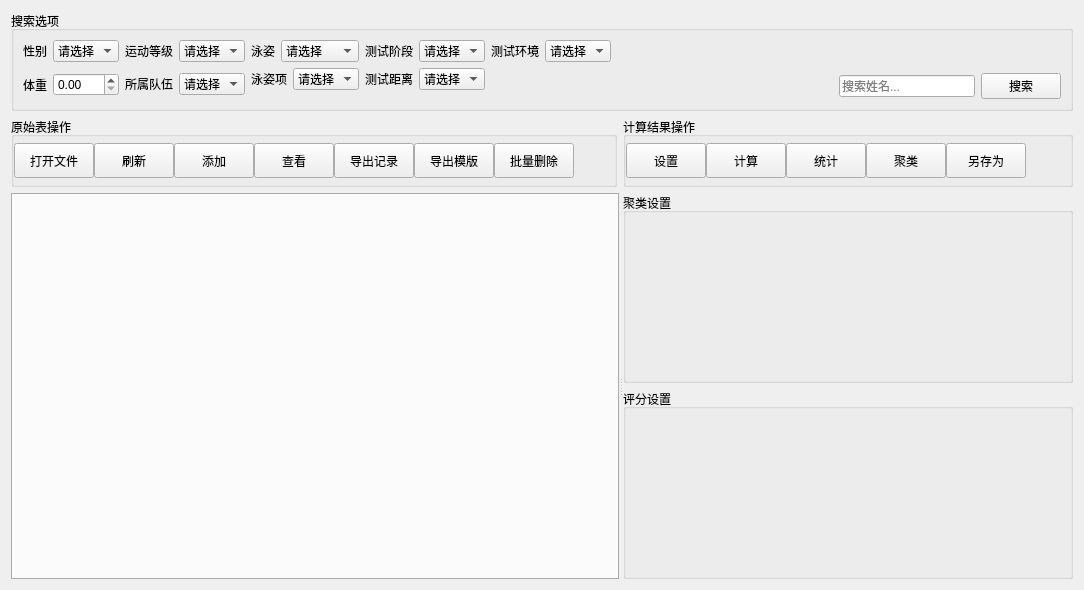
Above: FormData/FormData.ui from ciss-guozpeing/SwimmingReload before the change. Below: the same form after it.
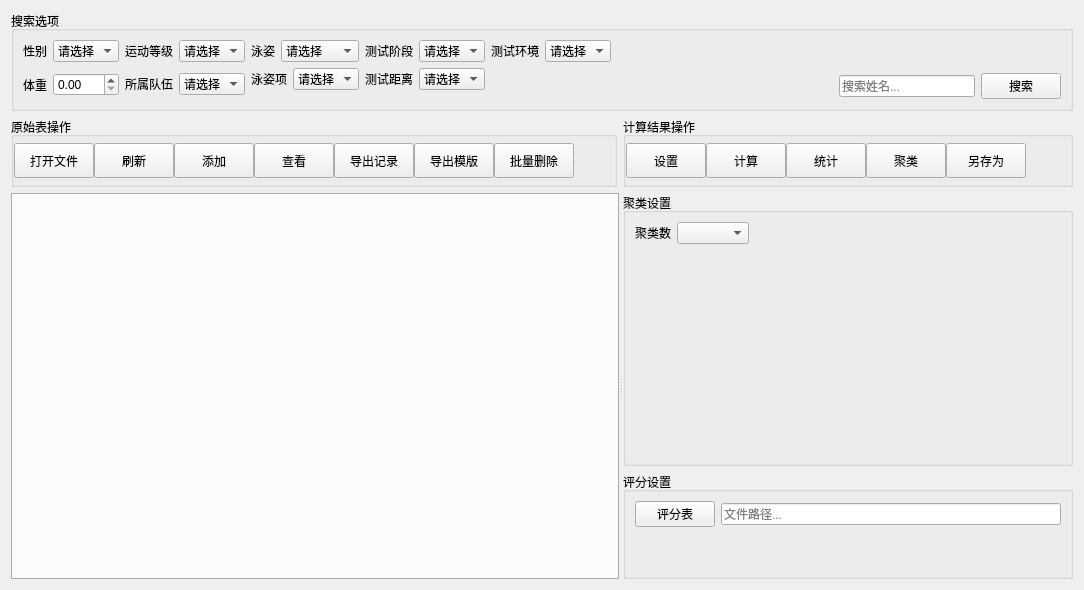
That is the form after the change.

The edit to the form file:
```diff
--- a/FormData/FormData.ui
+++ b/FormData/FormData.ui
@@ -44,7 +44,7 @@
            </widget>
           </item>
           <item row="0" column="1">
-           <widget class="QComboBox" name="comboBox">
+           <widget class="QComboBox" name="gender">
             <item>
              <property name="text">
               <string>请选择</string>
@@ -644,6 +644,52 @@
          <property name="title">
           <string>聚类设置</string>
          </property>
+         <layout class="QVBoxLayout" name="verticalLayout_4">
+          <item>
+           <layout class="QHBoxLayout" name="horizontalLayout_2">
+            <item>
+             <layout class="QFormLayout" name="formLayout_6">
+              <item row="0" column="0">
+               <widget class="QLabel" name="label">
+                <property name="text">
+                 <string>聚类数</string>
+                </property>
+               </widget>
+              </item>
+              <item row="0" column="1">
+               <widget class="QComboBox" name="comboBox"/>
+              </item>
+             </layout>
+            </item>
+            <item>
+             <spacer name="horizontalSpacer_6">
+              <property name="orientation">
+               <enum>Qt::Horizontal</enum>
+              </property>
+              <property name="sizeHint" stdset="0">
+               <size>
+                <width>393</width>
+                <height>20</height>
+               </size>
+              </property>
+             </spacer>
+            </item>
+           </layout>
+          </item>
+          <item>
+           <spacer name="verticalSpacer_3">
+            <property name="orientation">
+             <enum>Qt::Vertical</enum>
+            </property>
+            <property name="sizeHint" stdset="0">
+             <size>
+              <width>20</width>
+              <height>69</height>
+             </size>
+            </property>
+           </spacer>
+          </item>
+         </layout>
         </widget>
        </item>
        <item>
@@ -651,6 +697,58 @@
          <property name="title">
           <string>评分设置</string>
          </property>
+         <layout class="QVBoxLayout" name="verticalLayout_5">
+          <item>
+           <layout class="QHBoxLayout" name="horizontalLayout">
+            <item>
+             <widget class="QPushButton" name="scoreFormBtn">
+              <property name="text">
+               <string>评分表</string>
+              </property>
+             </widget>
+            </item>
+            <item>
+             <widget class="QLineEdit" name="scorePath">
+              <property name="enabled">
+               <bool>true</bool>
+              </property>
+              <property name="readOnly">
+               <bool>true</bool>
+              </property>
+              <property name="placeholderText">
+               <string>文件路径...</string>
+              </property>
+             </widget>
+            </item>
+           </layout>
+          </item>
+          <item>
+           <spacer name="horizontalSpacer_5">
+            <property name="orientation">
+             <enum>Qt::Horizontal</enum>
+            </property>
+            <property name="sizeHint" stdset="0">
+             <size>
+              <width>393</width>
+              <height>20</height>
+             </size>
+            </property>
+           </spacer>
+          </item>
+          <item>
+           <spacer name="horizontalSpacer_7">
+            <property name="orientation">
+             <enum>Qt::Horizontal</enum>
+            </property>
+            <property name="sizeHint" stdset="0">
+             <size>
+              <width>393</width>
+              <height>20</height>
+             </size>
+            </property>
+           </spacer>
+          </item>
+         </layout>
         </widget>
        </item>
       </layout>
```
Left out of the diff: 2 changed lines with no effect on the pictures.
